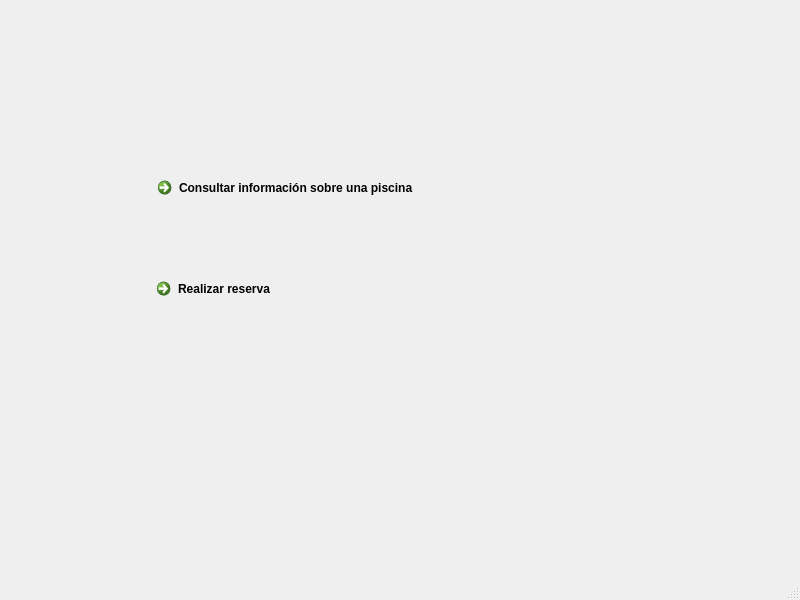
This is ui/menuPreBooking.ui in acarreteroc99/PisciGo as Qt 5 draws it before an edit. The edited form follows.
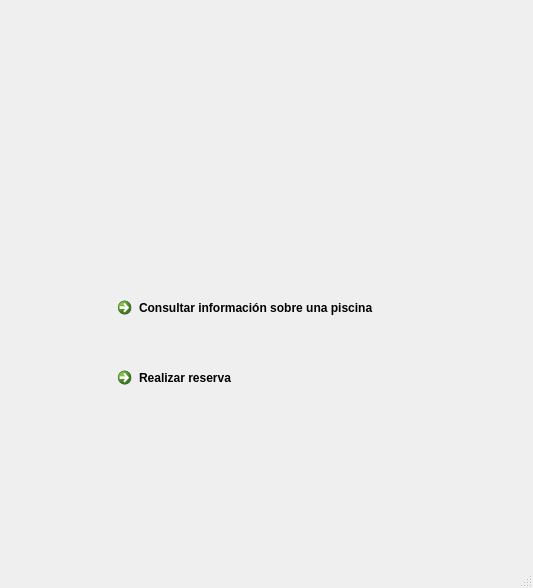
This is the edited form. Icons and pictures are not drawn.

Diff of the .ui file:
```diff
--- a/ui/menuPreBooking.ui
+++ b/ui/menuPreBooking.ui
@@ -6,8 +6,8 @@
    <rect>
     <x>0</x>
     <y>0</y>
-    <width>800</width>
-    <height>600</height>
+    <width>533</width>
+    <height>588</height>
    </rect>
   </property>
   <property name="windowTitle">
@@ -17,8 +17,8 @@
    <widget class="QWidget" name="verticalLayoutWidget">
     <property name="geometry">
      <rect>
-      <x>150</x>
-      <y>170</y>
+      <x>110</x>
+      <y>290</y>
       <width>321</width>
       <height>51</height>
      </rect>
@@ -36,8 +36,8 @@
    <widget class="QWidget" name="verticalLayoutWidget_2">
     <property name="geometry">
      <rect>
-      <x>149</x>
-      <y>271</y>
+      <x>110</x>
+      <y>360</y>
       <width>321</width>
       <height>51</height>
      </rect>
@@ -52,6 +52,19 @@
      </item>
     </layout>
    </widget>
+   <widget class="QLabel" name="label">
+    <property name="geometry">
+     <rect>
+      <x>160</x>
+      <y>50</y>
+      <width>201</width>
+      <height>201</height>
+     </rect>
+    </property>
+    <property name="text">
+     <string>&lt;html&gt;&lt;head/&gt;&lt;body&gt;&lt;p&gt;&lt;img src=&quot;:/Logo/Logo.png&quot; width=&quot;200&quot; height=&quot;200&quot;/&gt;&lt;/p&gt;&lt;/body&gt;&lt;/html&gt;</string>
+    </property>
+   </widget>
   </widget>
   <widget class="QMenuBar" name="menubar">
    <property name="geometry">
```
Left out of the diff: 6 changed lines with no effect on the pictures.
